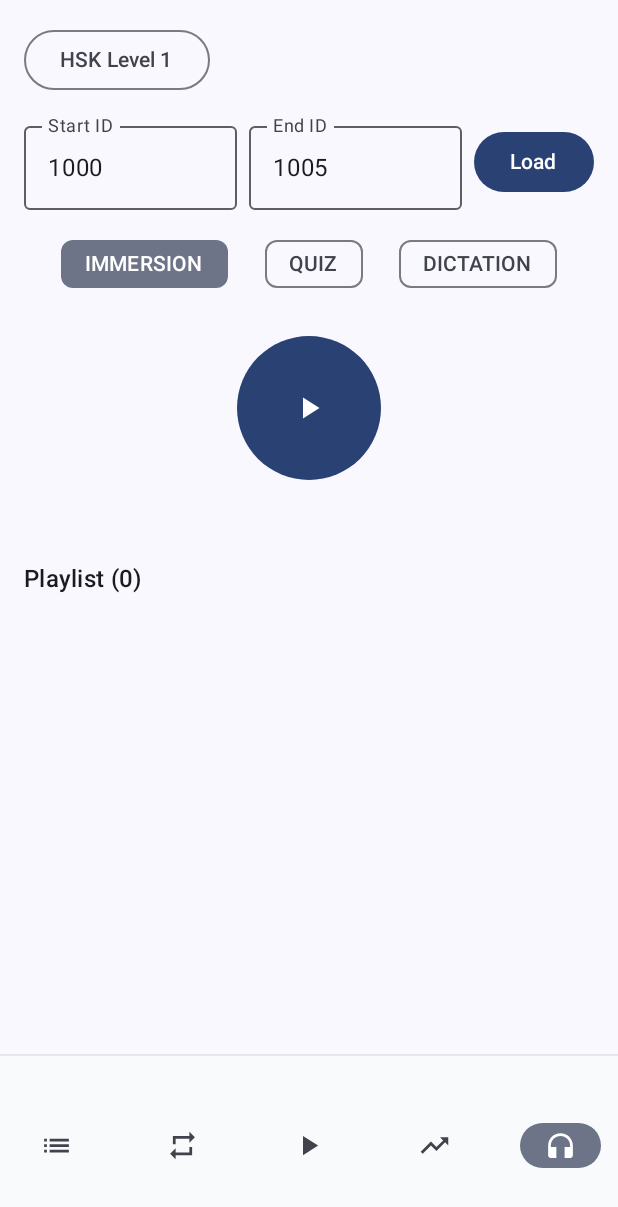
After one commit to salmanajma3862/hsk4mastery-kotlin, an Android app built with Jetpack Compose: the ListeningScreen screen opened through its navigation route, on a phone screen of 412 x 824 dp. The commit adds this screen. Shown: the top 1207 px of the screen. Run offline under Robolectric (Android 15) with nearby library versions, the phone set to English and light mode, and no system bars; our stand-ins replace Dagger/Hilt's generated code, Room's generated code.

Commit message:
Add audio assets and implement Listening feature with UI and ViewModel

```diff
--- /dev/null
+++ b/app/src/main/java/com/salmanajmal/hsk4mastery/ui/listening/ListeningScreen.kt
@@ -0,0 +1,150 @@
+package com.salmanajmal.hsk4mastery.ui.listening
+
+import androidx.compose.foundation.background
+import androidx.compose.foundation.clickable
+import androidx.compose.foundation.layout.*
+import androidx.compose.foundation.lazy.LazyColumn
+import androidx.compose.material.icons.Icons
+import androidx.compose.material.icons.filled.Pause
+import androidx.compose.material.icons.filled.PlayArrow
+import androidx.compose.material3.*
+import androidx.compose.runtime.*
+import androidx.compose.ui.Alignment
+import androidx.compose.ui.Modifier
+import androidx.compose.ui.graphics.Color
+import androidx.compose.ui.text.font.FontWeight
+import androidx.compose.ui.unit.dp
+import androidx.hilt.navigation.compose.hiltViewModel
+
+@Composable
+fun ListeningScreen(viewModel: ListeningViewModel = hiltViewModel()) {
+    val uiState by viewModel.uiState.collectAsState()
+
+    Column(
+        modifier = Modifier
+            .fillMaxSize()
+            .padding(16.dp),
+        verticalArrangement = Arrangement.Top
+    ) {
+        LevelPicker(
+            selected = uiState.selectedLevel,
+            onSelect = { viewModel.onLevelSelected(it) }
+        )
+        Spacer(Modifier.height(12.dp))
+        RangeInputs(
+            start = uiState.startId,
+            end = uiState.endId,
+            onStartChange = viewModel::onStartIdChanged,
+            onEndChange = viewModel::onEndIdChanged,
+            onBuild = { viewModel.buildPlaylist() }
+        )
+        Spacer(Modifier.height(12.dp))
+        ModeButtons(selected = uiState.selectedMode, onSelect = viewModel::onModeSelected)
+        Spacer(Modifier.height(24.dp))
+
+        // Play / Pause control
+        Box(modifier = Modifier.fillMaxWidth(), contentAlignment = Alignment.Center) {
+            FilledIconButton(onClick = { viewModel.onPlayPauseTapped() }, modifier = Modifier.size(96.dp)) {
+                if (uiState.isPlaying) {
+                    Icon(Icons.Default.Pause, contentDescription = "Pause")
+                } else {
+                    Icon(Icons.Default.PlayArrow, contentDescription = "Play")
+                }
+            }
+        }
+        Spacer(Modifier.height(24.dp))
+
+        // Current word display
+        if (uiState.playlist.isNotEmpty()) {
+            val current = uiState.playlist.getOrNull(uiState.currentTrackIndex)
+            Text(
+                text = current?.hanzi ?: "",
+                style = MaterialTheme.typography.displaySmall.copy(fontWeight = FontWeight.Bold),
+                modifier = Modifier.align(Alignment.CenterHorizontally)
+            )
+        }
+        Spacer(Modifier.height(12.dp))
+
+        // Progress indicator
+        if (uiState.playlist.isNotEmpty()) {
+            val progress = (uiState.currentTrackIndex + 1).toFloat() / uiState.playlist.size.toFloat()
+            LinearProgressIndicator(progress = progress, modifier = Modifier.fillMaxWidth())
+        }
+
+        uiState.error?.let { err ->
+            Spacer(Modifier.height(12.dp))
+            Text(text = err, color = MaterialTheme.colorScheme.error)
+        }
+
+        Spacer(Modifier.height(18.dp))
+        Text("Playlist (${uiState.playlist.size})", style = MaterialTheme.typography.titleMedium)
+        Spacer(Modifier.height(8.dp))
+        LazyColumn(modifier = Modifier.fillMaxWidth().weight(1f)) {
+            items(uiState.playlist.size) { idx ->
+                val w = uiState.playlist[idx]
+                Row(
+                    modifier = Modifier
+                        .fillMaxWidth()
+                        .background(if (idx == uiState.currentTrackIndex) Color(0xFFE0F2FE) else Color.Transparent)
+                        .padding(vertical = 6.dp, horizontal = 4.dp),
+                    verticalAlignment = Alignment.CenterVertically
+                ) {
+                    Text(w.wordId?.toString() ?: "-", modifier = Modifier.width(60.dp))
+                    Text(w.hanzi, modifier = Modifier.width(80.dp), fontWeight = FontWeight.SemiBold)
+                    Text(w.meaning, modifier = Modifier.weight(1f))
+                }
+            }
+        }
+    }
+}
+
+@Composable
+private fun LevelPicker(selected: Int, onSelect: (Int) -> Unit) {
+    var expanded by remember { mutableStateOf(false) }
+    Box {
+        OutlinedButton(onClick = { expanded = true }) {
+            Text("HSK Level $selected")
+        }
+        DropdownMenu(expanded = expanded, onDismissRequest = { expanded = false }) {
+            (1..4).forEach { level ->
+                DropdownMenuItem(text = { Text("HSK $level") }, onClick = {
+                    onSelect(level)
+                    expanded = false
+                })
+            }
+        }
+    }
+}
+
+@Composable
+private fun RangeInputs(start: String, end: String, onStartChange: (String) -> Unit, onEndChange: (String) -> Unit, onBuild: () -> Unit) {
+    Row(Modifier.fillMaxWidth(), horizontalArrangement = Arrangement.spacedBy(8.dp)) {
+        OutlinedTextField(
+            value = start,
+            onValueChange = onStartChange,
+            label = { Text("Start ID") },
+            modifier = Modifier.weight(1f)
+        )
+        OutlinedTextField(
+            value = end,
+            onValueChange = onEndChange,
+            label = { Text("End ID") },
+            modifier = Modifier.weight(1f)
+        )
+        Button(onClick = onBuild, modifier = Modifier.align(Alignment.CenterVertically)) { Text("Load") }
+    }
+}
+
+@Composable
+private fun ModeButtons(selected: ListeningMode, onSelect: (ListeningMode) -> Unit) {
+    Row(Modifier.fillMaxWidth(), horizontalArrangement = Arrangement.SpaceEvenly) {
+        ListeningMode.values().forEach { mode ->
+            val active = mode == selected
+            FilterChip(
+                selected = active,
+                onClick = { onSelect(mode) },
+                label = { Text(mode.name) }
+            )
+        }
+    }
+}
--- a/app/src/main/java/com/salmanajmal/hsk4mastery/ui/navigation/AppNavigation.kt
+++ b/app/src/main/java/com/salmanajmal/hsk4mastery/ui/navigation/AppNavigation.kt
@@ -8,6 +8,7 @@ import androidx.compose.material.icons.filled.List
 import androidx.compose.material.icons.filled.Repeat
 import androidx.compose.material.icons.filled.PlayArrow
 import androidx.compose.material.icons.filled.TrendingUp
+import androidx.compose.material.icons.filled.Headphones
 import androidx.compose.material3.Icon
 import androidx.compose.material3.NavigationBar
 import androidx.compose.material3.NavigationBarItem
@@ -28,6 +29,7 @@ import androidx.navigation.compose.rememberNavController
 import androidx.navigation.navArgument
 import com.salmanajmal.hsk4mastery.ui.review.ReviewDashboardScreen
 import com.salmanajmal.hsk4mastery.ui.wordlist.WordListScreen
+import com.salmanajmal.hsk4mastery.ui.listening.ListeningScreen
 
 object Routes {
     const val WordList = "word_list"
@@ -36,6 +38,7 @@ object Routes {
     const val ActiveReview = "active_review/{wordIds}"
     const val Practice = "practice"
     const val Progress = "progress"
+    const val Listening = "listening"
 }
 
 @Composable
@@ -46,13 +49,14 @@ fun AppNavigation() {
         Routes.ReviewDashboard,
         Routes.Practice,
         Routes.Progress,
+        Routes.Listening,
     )
     Scaffold(
         bottomBar = {
             val navBackStackEntry by navController.currentBackStackEntryAsState()
             val currentRoute = navBackStackEntry?.destination?.route
             val showBottomBar = when (currentRoute) {
-                Routes.WordList, Routes.ReviewDashboard, Routes.Practice, Routes.Progress -> true
+                Routes.WordList, Routes.ReviewDashboard, Routes.Practice, Routes.Progress, Routes.Listening -> true
                 // Hide on detail and active review screens
                 Routes.WordDetail, Routes.ActiveReview -> false
                 else -> false
@@ -81,6 +85,7 @@ fun AppNavigation() {
                                         Routes.ReviewDashboard -> Icon(imageVector = Icons.Default.Repeat, contentDescription = "Review", modifier = Modifier.height(22.dp))
                                         Routes.Practice -> Icon(imageVector = Icons.Default.PlayArrow, contentDescription = "Practice", modifier = Modifier.height(22.dp))
                                         Routes.Progress -> Icon(imageVector = Icons.Default.TrendingUp, contentDescription = "Progress", modifier = Modifier.height(22.dp))
+                                        Routes.Listening -> Icon(imageVector = Icons.Default.Headphones, contentDescription = "Listening", modifier = Modifier.height(22.dp))
                                         else -> Icon(imageVector = Icons.Default.List, contentDescription = "Words", modifier = Modifier.height(22.dp))
                                     }
                                 },
@@ -126,6 +131,9 @@ fun AppNavigation() {
             composable(Routes.Progress) {
                 com.salmanajmal.hsk4mastery.ui.progress.ProgressScreen()
             }
+            composable(Routes.Listening) {
+                ListeningScreen()
+            }
         }
     }
 }
```
Also changed, not shown: app/src/main/java/com/salmanajmal/hsk4mastery/media/AudioAssetService.kt (added, +36 -0 lines), app/src/main/java/com/salmanajmal/hsk4mastery/media/AudioPlayerService.kt (+66 -9 lines), app/src/main/java/com/salmanajmal/hsk4mastery/media/AudioType.kt (added, +11 -0 lines), app/src/main/java/com/salmanajmal/hsk4mastery/ui/listening/ListeningMode.kt (added, +7 -0 lines), app/src/main/java/com/salmanajmal/hsk4mastery/ui/listening/ListeningViewModel.kt (added, +157 -0 lines), 12 other files.
